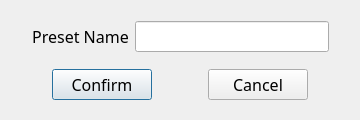
Above: src/preset-dialog.ui from sc0000/hfmdd-video-system before the change. Below: the same form after it.
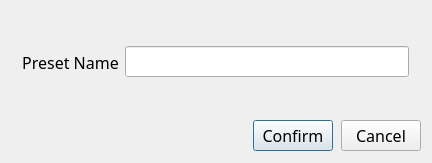
That is the form after the change.

```diff
--- a/src/preset-dialog.ui
+++ b/src/preset-dialog.ui
@@ -6,8 +6,8 @@
    <rect>
     <x>0</x>
     <y>0</y>
-    <width>360</width>
-    <height>120</height>
+    <width>432</width>
+    <height>163</height>
    </rect>
   </property>
   <property name="minimumSize">
@@ -25,14 +25,21 @@
   <widget class="QWidget" name="verticalLayoutWidget">
    <property name="geometry">
     <rect>
-     <x>20</x>
+     <x>10</x>
      <y>10</y>
-     <width>321</width>
-     <height>101</height>
+     <width>411</width>
+     <height>141</height>
     </rect>
    </property>
    <layout class="QVBoxLayout" name="verticalLayout">
     <item>
+     <widget class="QWidget" name="presetNameWidget" native="true">
+      <property name="sizePolicy">
+       <sizepolicy hsizetype="Preferred" vsizetype="Expanding">
+        <horstretch>0</horstretch>
+        <verstretch>0</verstretch>
+       </sizepolicy>
+      </property>
      <layout class="QHBoxLayout" name="passwordHorizontalLayout">
       <property name="leftMargin">
        <number>12</number>
@@ -57,11 +64,12 @@
        <widget class="QLineEdit" name="presetNameLineEdit"/>
       </item>
      </layout>
+     </widget>
     </item>
     <item>
      <layout class="QHBoxLayout" name="buttonsHorizontalLayout">
       <property name="spacing">
-       <number>24</number>
+       <number>8</number>
       </property>
       <property name="topMargin">
        <number>0</number>
@@ -69,6 +77,19 @@
       <property name="bottomMargin">
        <number>0</number>
       </property>
+      <item>
+       <spacer name="horizontalSpacer">
+        <property name="orientation">
+         <enum>Qt::Horizontal</enum>
+        </property>
+        <property name="sizeHint" stdset="0">
+         <size>
+          <width>40</width>
+          <height>20</height>
+         </size>
+        </property>
+       </spacer>
+      </item>
       <item>
        <widget class="QPushButton" name="okButton">
         <property name="maximumSize">
```
Lines whose indentation alone changed are shown as unchanged.
